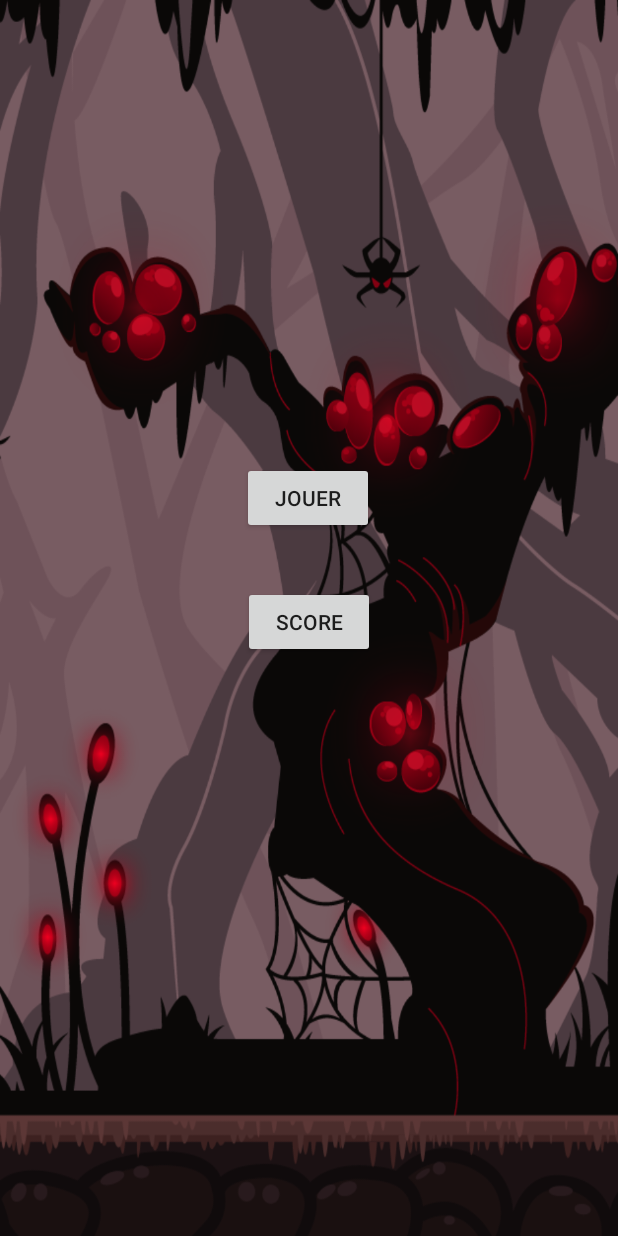
After one commit to EmmanuelNativel/SurvivorAndroid, an Android app: the layout menu.xml on its own in the app's theme, with its tools: preview values and no code run, on a phone screen of 412 x 824 dp. The commit adds this screen. Run offline under Robolectric (Android 15) with nearby library versions, the phone set to English and light mode, and no system bars.

Commit message:
Ajout Menu et Score.

```diff
--- a/app/src/main/AndroidManifest.xml
+++ b/app/src/main/AndroidManifest.xml
@@ -9,13 +9,17 @@
         android:roundIcon="@mipmap/ic_launcher_round"
         android:supportsRtl="true"
         android:theme="@style/AppTheme">
-        <activity android:name=".MainActivity">
+        <activity android:name=".Menu">
             <intent-filter>
                 <action android:name="android.intent.action.MAIN" />
 
                 <category android:name="android.intent.category.LAUNCHER" />
             </intent-filter>
         </activity>
+        <activity android:name=".MainActivity">
+        </activity>
+        <activity android:name=".Score">
+        </activity>
     </application>
 
 </manifest>
--- a/app/src/main/java/com/nativele/survivor/MainActivity.java
+++ b/app/src/main/java/com/nativele/survivor/MainActivity.java
@@ -18,6 +18,5 @@ public class MainActivity extends Activity {
         Constants.SCREEN_WIDTH = this.getWindowManager().getDefaultDisplay().getWidth();
         Constants.SCREEN_HEIGHT = this.getWindowManager().getDefaultDisplay().getHeight();
         setContentView(new GameScene(this));
-
     }
 }
--- /dev/null
+++ b/app/src/main/res/layout/menu.xml
@@ -0,0 +1,38 @@
+<?xml version="1.0" encoding="utf-8"?>
+<android.support.constraint.ConstraintLayout
+    xmlns:android="http://schemas.android.com/apk/res/android"
+    xmlns:app="http://schemas.android.com/apk/res-auto"
+    xmlns:tools="http://schemas.android.com/tools"
+    android:layout_width="match_parent"
+    android:layout_height="match_parent"
+    android:background="@drawable/backgroundvertical"
+    tools:context=".Menu">
+
+    <Button
+        android:id="@+id/BtJouer"
+        android:layout_width="wrap_content"
+        android:layout_height="wrap_content"
+        android:layout_marginStart="161dp"
+        android:layout_marginLeft="161dp"
+        android:layout_marginTop="308dp"
+        android:layout_marginEnd="162dp"
+        android:layout_marginRight="162dp"
+        android:text="@string/boutonMenuJouer"
+        app:layout_constraintEnd_toEndOf="parent"
+        app:layout_constraintHorizontal_bias="0.0"
+        app:layout_constraintStart_toStartOf="parent"
+        app:layout_constraintTop_toTopOf="parent" />
+
+    <Button
+        android:id="@+id/BtScore"
+        android:layout_width="wrap_content"
+        android:layout_height="wrap_content"
+        android:layout_marginTop="4dp"
+        android:layout_marginBottom="8dp"
+        android:text="@string/BoutonMenuScore"
+        app:layout_constraintBottom_toBottomOf="parent"
+        app:layout_constraintEnd_toEndOf="parent"
+        app:layout_constraintStart_toStartOf="parent"
+        app:layout_constraintTop_toBottomOf="@+id/BtJouer"
+        app:layout_constraintVertical_bias="0.075" />
+</android.support.constraint.ConstraintLayout>
--- a/app/src/main/res/values/strings.xml
+++ b/app/src/main/res/values/strings.xml
@@ -1,3 +1,5 @@
 <resources>
     <string name="app_name">Survivor</string>
+    <string name="boutonMenuJouer">Jouer</string>
+    <string name="BoutonMenuScore">Score</string>
 </resources>
```
Also changed, not shown: app/src/main/java/com/nativele/survivor/Menu.java (added, +41 -0 lines), app/src/main/java/com/nativele/survivor/MyArrayAdaptater.java (added, +34 -0 lines), app/src/main/java/com/nativele/survivor/Score.java (added, +44 -0 lines), app/src/main/res/layout/cell_layout.xml (added, +15 -0 lines), app/src/main/res/layout/score.xml (added, +19 -0 lines), app/src/main/res/drawable/backgroundvertical.png (added).
